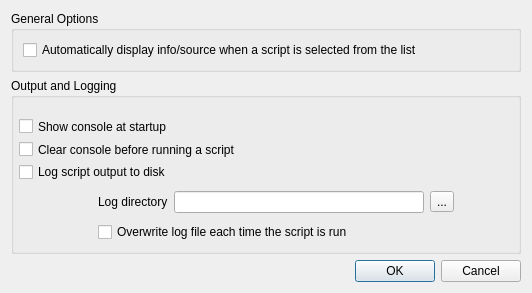
This is ui_preferences.ui in g-sherman/Script-Runner as Qt 5 draws it before an edit. The edited form follows.
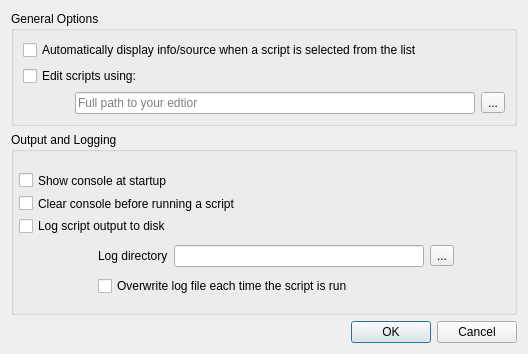
This is the edited form.

Commit message: Add custom editor settings to preferences. Tweak the way .app editors are opened under Mac os

What changed in the file:
```diff
--- a/ui_preferences.ui
+++ b/ui_preferences.ui
@@ -6,8 +6,8 @@
    <rect>
     <x>0</x>
     <y>0</y>
-    <width>532</width>
-    <height>293</height>
+    <width>528</width>
+    <height>354</height>
    </rect>
   </property>
   <property name="windowTitle">
@@ -33,6 +33,56 @@
         </property>
        </widget>
       </item>
+      <item row="1" column="0">
+       <widget class="QCheckBox" name="cbCustomEditor">
+        <property name="toolTip">
+         <string>Application to use for editing scripts. If not specified, the system default will be used.</string>
+        </property>
+        <property name="text">
+         <string>Edit scripts using:</string>
+        </property>
+       </widget>
+      </item>
+      <item row="2" column="0">
+       <layout class="QHBoxLayout" name="horizontalLayout">
+        <item>
+         <spacer name="horizontalSpacer_3">
+          <property name="orientation">
+           <enum>Qt::Horizontal</enum>
+          </property>
+          <property name="sizeHint" stdset="0">
+           <size>
+            <width>40</width>
+            <height>20</height>
+           </size>
+          </property>
+         </spacer>
+        </item>
+        <item>
+         <widget class="QLineEdit" name="leCustomEditorPath">
+          <property name="minimumSize">
+           <size>
+            <width>400</width>
+            <height>0</height>
+           </size>
+          </property>
+          <property name="toolTip">
+           <string>Full path to your editor application</string>
+          </property>
+          <property name="placeholderText">
+           <string>Full path to your edtior</string>
+          </property>
+         </widget>
+        </item>
+        <item>
+         <widget class="QToolButton" name="tbSetEditorPath">
+          <property name="text">
+           <string>...</string>
+          </property>
+         </widget>
+        </item>
+       </layout>
+      </item>
      </layout>
      <zorder>cbAutoDisplay</zorder>
      <zorder>groupBoxOutput</zorder>
@@ -43,7 +93,7 @@
      <property name="title">
       <string>Output and Logging</string>
      </property>
-     <widget class="QWidget" name="">
+     <widget class="QWidget" name="layoutWidget">
       <property name="geometry">
        <rect>
         <x>10</x>
@@ -112,7 +162,7 @@
        </item>
       </layout>
      </widget>
-     <widget class="QWidget" name="">
+     <widget class="QWidget" name="layoutWidget">
       <property name="geometry">
        <rect>
         <x>8</x>
```
Left out of the diff: 9 changed lines with no effect on the pictures. The commit also changes 3 other files.
